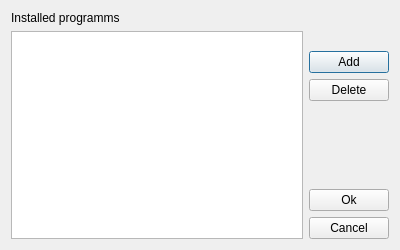
Before: the Qt Designer form src/forms/programmdialog.ui in Vortm4x/netemul, drawn with Qt 5.
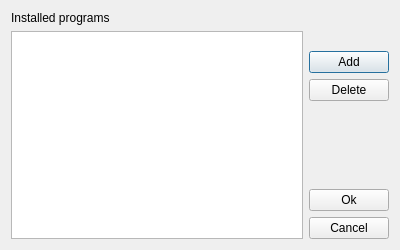
After: the same form once the commit is applied. Icons and pictures are not drawn.

```diff
--- a/src/forms/programmdialog.ui
+++ b/src/forms/programmdialog.ui
@@ -27,7 +27,7 @@
        <item>
         <widget class="QLabel" name="lb_prog">
          <property name="text">
-          <string>Installed programms</string>
+          <string>Installed programs</string>
          </property>
         </widget>
        </item>
```
Left out of the diff: 12 changed lines with no effect on the pictures.
